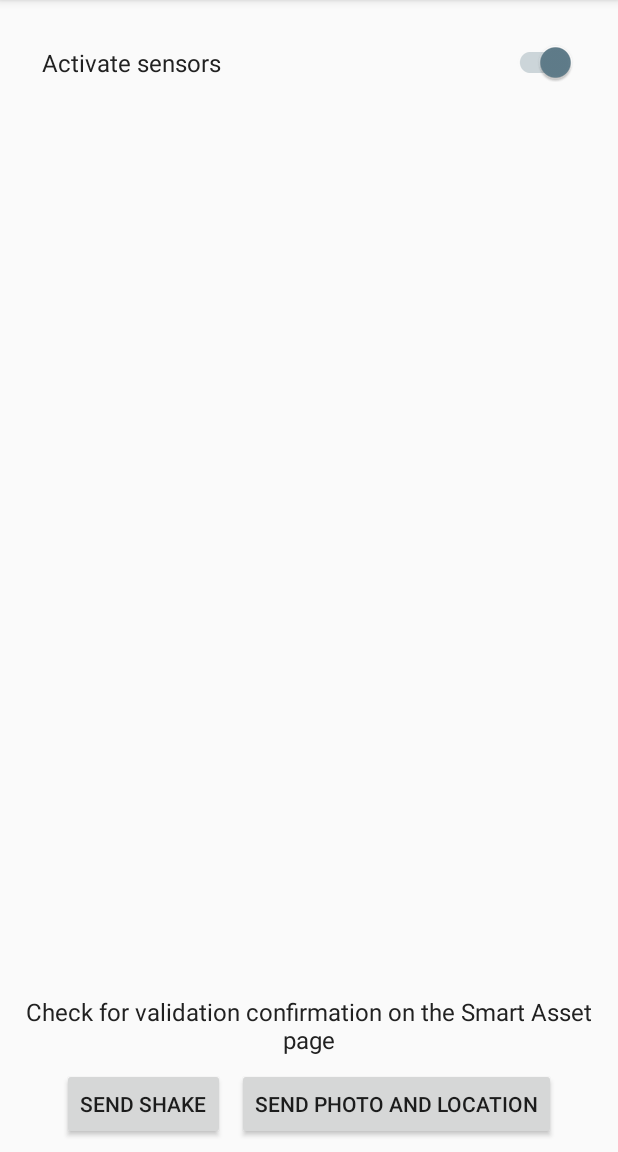
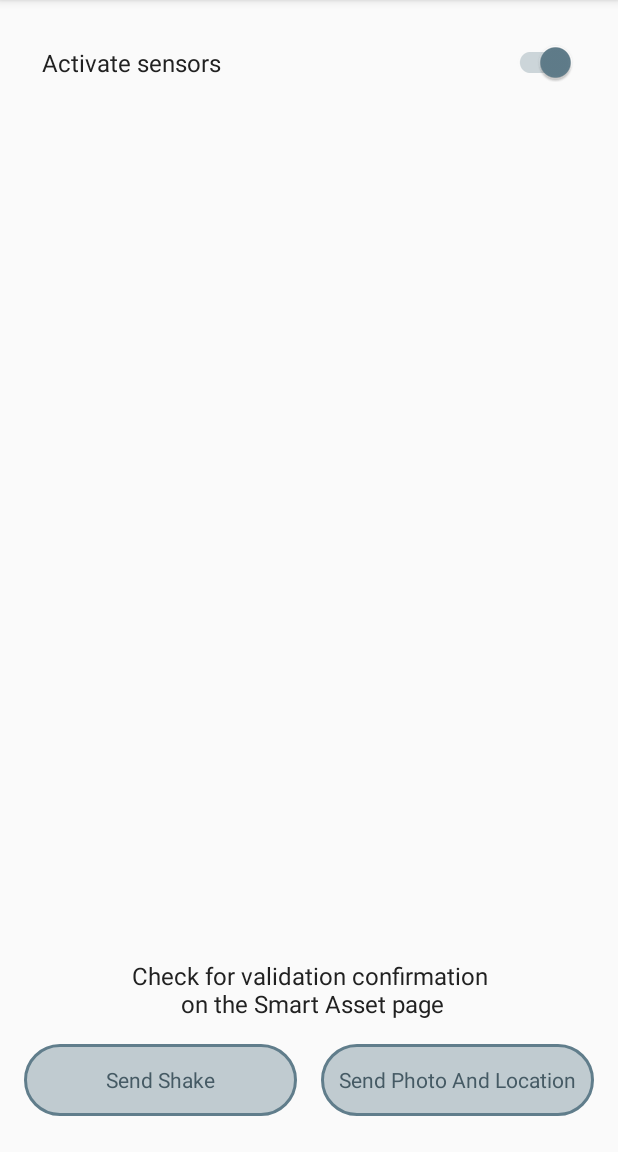
Before and after one commit to BANKEX/smart-asset-iot-android-demo, an Android app: the screen it shows after launch (MainActivity), after a tap on an icon or button, on a phone screen of 412 x 824 dp, the part 84-1236 px from its top. Run offline under Robolectric (Android 15) with nearby library versions, the phone set to English and light mode, and no system bars; our stand-ins replace ButterKnife, EventBus, RxJava, Timber; libraries missing offline, so code that uses them is left out: io.realm, permissions.dispatcher; plain views replace MaterialProgressBar; 12 statements that could not run were skipped.

Commit message:
Updated Main Activity UI;

```diff
--- /dev/null
+++ b/app/src/main/res/drawable-v21/oval_button_with_text.xml
@@ -0,0 +1,8 @@
+<?xml version="1.0" encoding="utf-8"?>
+<ripple xmlns:android="http://schemas.android.com/apk/res/android"
+    android:color="?attr/colorControlHighlight">
+    <item android:drawable="@drawable/border" />
+    <item
+        android:id="@android:id/mask"
+        android:drawable="@drawable/border_pressed"  />
+</ripple>
--- /dev/null
+++ b/app/src/main/res/drawable/border.xml
@@ -0,0 +1,11 @@
+<?xml version="1.0" encoding="utf-8"?>
+<shape xmlns:android="http://schemas.android.com/apk/res/android">
+  <corners android:radius="36dp"/>
+  <stroke android:color="@color/colorAccent" android:width="2dp"/>
+  <solid android:color="@color/colorAccentTransparent"/>
+  <padding
+      android:bottom="0dip"
+      android:left="0dip"
+      android:right="0dip"
+      android:top="0dip"/>
+</shape>
--- /dev/null
+++ b/app/src/main/res/drawable/border_inactive.xml
@@ -0,0 +1,11 @@
+<?xml version="1.0" encoding="utf-8"?>
+<shape xmlns:android="http://schemas.android.com/apk/res/android">
+  <corners android:radius="36dp"/>
+  <stroke android:color="@color/colorAccent" android:width="2dp"/>
+  <solid android:color="@color/colorAccentTransparent"/>
+  <padding
+      android:bottom="0dip"
+      android:left="0dip"
+      android:right="0dip"
+      android:top="0dip"/>
+</shape>
--- /dev/null
+++ b/app/src/main/res/drawable/border_pressed.xml
@@ -0,0 +1,11 @@
+<?xml version="1.0" encoding="utf-8"?>
+<shape xmlns:android="http://schemas.android.com/apk/res/android">
+  <corners android:radius="36dp"/>
+  <stroke android:color="@color/colorAccent" android:width="2dp"/>
+  <solid android:color="@color/colorAccent"/>
+  <padding
+      android:bottom="0dip"
+      android:left="0dip"
+      android:right="0dip"
+      android:top="0dip"/>
+</shape>
--- /dev/null
+++ b/app/src/main/res/drawable/oval_button_with_text.xml
@@ -0,0 +1,6 @@
+<?xml version="1.0" encoding="utf-8"?>
+<selector xmlns:android="http://schemas.android.com/apk/res/android">
+
+    <item android:drawable="@drawable/border_pressed" android:state_pressed="true" />
+    <item android:drawable="@drawable/border" />
+</selector>
--- a/app/src/main/res/layout/activity_main.xml
+++ b/app/src/main/res/layout/activity_main.xml
@@ -5,8 +5,8 @@
     android:id="@+id/parentView"
     android:layout_width="match_parent"
     android:layout_height="match_parent"
-    tools:context="com.demo.bankexdh.view.activity.MainActivity"
-    android:animateLayoutChanges="true">
+    android:animateLayoutChanges="true"
+    tools:context="com.demo.bankexdh.view.activity.MainActivity">
 
     <TextView
         android:id="@+id/uniqueId"
@@ -20,8 +20,8 @@
         android:layout_marginStart="@dimen/half_margin"
         android:layout_marginTop="@dimen/margin_four"
         android:ellipsize="end"
+        android:gravity="center"
         android:lines="2"
-        android:gravity="center"
         android:textAppearance="@style/LabelTextAppearance"
         app:layout_constraintHorizontal_bias="0.501"
         app:layout_constraintLeft_toLeftOf="parent"
@@ -109,47 +109,57 @@
         app:lottie_loop="false" />
 
     <TextView
+        android:id="@+id/send_hint"
         android:layout_width="0dp"
         android:layout_height="wrap_content"
-        android:textAppearance="@style/LabelTextAppearance"
-        android:gravity="center"
+        android:layout_marginBottom="@dimen/half_margin"
+        android:layout_marginEnd="@dimen/half_margin"
         android:layout_marginLeft="@dimen/half_margin"
         android:layout_marginRight="@dimen/half_margin"
-        android:layout_marginBottom="@dimen/half_margin"
+        android:layout_marginStart="@dimen/half_margin"
+        android:gravity="center"
+        android:text="@string/send_hint_label"
+        android:textAppearance="@style/LabelTextAppearance"
+        app:layout_constraintBottom_toTopOf="@+id/buttonContainer"
         app:layout_constraintLeft_toLeftOf="parent"
-        app:layout_constraintRight_toRightOf="parent"
-        app:layout_constraintBottom_toTopOf="@+id/shake_button"
-        android:text="@string/send_hint_label"
-        android:id="@+id/send_hint"
-        android:layout_marginStart="@dimen/half_margin"
-        android:layout_marginEnd="@dimen/half_margin" />
+        app:layout_constraintRight_toRightOf="parent" />
 
-    <Button
-        android:id="@+id/shake_button"
-        android:layout_width="wrap_content"
+    <LinearLayout
+        android:id="@+id/buttonContainer"
+        android:layout_width="0dp"
         android:layout_height="wrap_content"
-        android:layout_marginLeft="@dimen/half_margin"
-        android:layout_marginRight="@dimen/half_margin"
-        android:layout_marginBottom="@dimen/half_margin"
+        android:layout_marginBottom="@dimen/margin"
+        android:layout_marginLeft="8dp"
+        android:layout_marginRight="8dp"
+        android:orientation="horizontal"
         app:layout_constraintBottom_toBottomOf="parent"
         app:layout_constraintLeft_toLeftOf="parent"
-        app:layout_constraintRight_toLeftOf="@+id/photo_button"
-        app:layout_constraintHorizontal_chainStyle="packed"
-        android:text="@string/button_shake_label"
-        android:layout_marginStart="@dimen/half_margin"
-        android:layout_marginEnd="@dimen/half_margin" />
+        app:layout_constraintRight_toRightOf="parent">
 
-    <Button
-        android:id="@+id/photo_button"
-        android:layout_width="wrap_content"
-        android:layout_height="wrap_content"
-        android:layout_marginRight="@dimen/half_margin"
-        android:layout_marginBottom="@dimen/half_margin"
-        app:layout_constraintBottom_toBottomOf="parent"
-        app:layout_constraintRight_toRightOf="parent"
-        app:layout_constraintLeft_toRightOf="@+id/shake_button"
-        android:text="@string/button_photo_label"
-        android:layout_marginEnd="@dimen/half_margin" />
+        <Button
+            android:id="@+id/shake_button"
+            android:layout_width="match_parent"
+            android:layout_height="wrap_content"
+            android:layout_gravity="center"
+            android:layout_margin="@dimen/half_margin"
+            android:layout_weight="1"
+            android:textAppearance="?android:textAppearanceSmall"
+            android:textColor="@color/colorPrimaryDark"
+            android:background="@drawable/oval_button_with_text"
+            android:text="@string/button_shake_label" />
+
+        <Button
+            android:id="@+id/photo_button"
+            android:layout_width="match_parent"
+            android:layout_height="wrap_content"
+            android:layout_gravity="center"
+            android:layout_margin="@dimen/half_margin"
+            android:layout_weight="1"
+            android:textAppearance="?android:textAppearanceSmall"
+            android:textColor="@color/colorPrimaryDark"
+            android:background="@drawable/oval_button_with_text"
+            android:text="@string/button_photo_label" />
+    </LinearLayout>
 
     <FrameLayout
         android:id="@+id/fragment_container"
@@ -163,15 +173,15 @@
 
     <me.zhanghai.android.materialprogressbar.MaterialProgressBar
         android:id="@+id/progress_bar_view"
+        style="@style/Widget.MaterialProgressBar.ProgressBar.Horizontal"
         android:layout_width="0dp"
         android:layout_height="4dp"
         android:indeterminate="true"
+        android:visibility="invisible"
+        app:layout_constraintLeft_toLeftOf="parent"
+        app:layout_constraintRight_toRightOf="parent"
         app:mpb_progressStyle="horizontal"
         app:mpb_useIntrinsicPadding="false"
-        style="@style/Widget.MaterialProgressBar.ProgressBar.Horizontal"
-        android:visibility="invisible"
-        tools:visibility="visible"
-        app:layout_constraintRight_toRightOf="parent"
-        app:layout_constraintLeft_toLeftOf="parent" />
+        tools:visibility="visible" />
 
 </android.support.constraint.ConstraintLayout>
--- a/app/src/main/res/values/colors.xml
+++ b/app/src/main/res/values/colors.xml
@@ -3,6 +3,7 @@
     <color name="colorPrimary">#607D8B</color>
     <color name="colorPrimaryDark">#455A64</color>
     <color name="colorAccent">#607D8B</color>
+    <color name="colorAccentTransparent">#60607D8B</color>
     <color name="colorProgress">#03A9F4</color>
     <color name="primaryText">#212121</color>
     <color name="introSlideBackground">#84AABC</color>
--- a/app/src/main/res/values/dimens.xml
+++ b/app/src/main/res/values/dimens.xml
@@ -1,6 +1,7 @@
 <?xml version="1.0" encoding="utf-8"?>
 <resources>
     <dimen name="half_margin">8dp</dimen>
+    <dimen name="margin">16dp</dimen>
     <dimen name="padding">16dp</dimen>
     <dimen name="margin_four">4dp</dimen>
     <dimen name="text_size">16sp</dimen>
--- a/app/src/main/res/values/strings.xml
+++ b/app/src/main/res/values/strings.xml
@@ -20,7 +20,7 @@
 
     <string name="button_shake_label">Send Shake</string>
     <string name="button_photo_label">Send Photo And Location</string>
-    <string name="send_hint_label">Check for validation confirmation on the Smart Asset page</string>
+    <string name="send_hint_label">Check for validation confirmation\n on the Smart Asset page</string>
     <string name="skip">Skip</string>
     <string name="done">Done</string>
 </resources>
```
